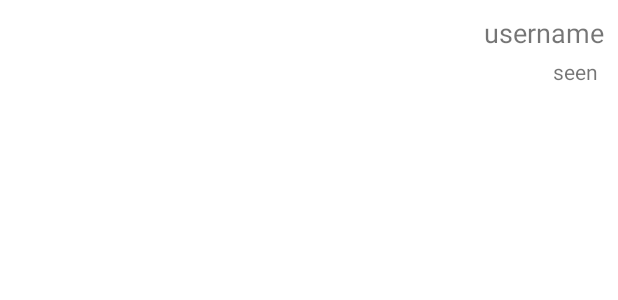
After one commit to akshitverma4/MyArtisticRoom, an Android app: the layout message_item_right.xml on its own in the app's theme, with its tools: preview values and no code run, on a phone screen of 412 x 824 dp. The commit adds this screen. Shown: the top 300 px of the screen. Run offline under Robolectric (Android 15) with nearby library versions, the phone set to English and light mode, and no system bars.

Commit message:
receive message

```diff
--- a/app/build.gradle
+++ b/app/build.gradle
@@ -62,4 +62,6 @@ dependencies {
 
     implementation 'org.jetbrains.kotlinx:kotlinx-coroutines-play-services:1.1.1'
 
+    implementation 'com.squareup.picasso:picasso:2.71828'
+
 }
--- /dev/null
+++ b/app/src/main/res/layout/message_item_right.xml
@@ -0,0 +1,47 @@
+<?xml version="1.0" encoding="utf-8"?>
+<RelativeLayout
+    xmlns:android="http://schemas.android.com/apk/res/android"
+    android:layout_width="match_parent"
+    android:layout_height="wrap_content"
+    android:padding="9dp">
+
+   <RelativeLayout
+       android:layout_width="300dp"
+       android:layout_height="wrap_content"
+       android:layout_alignParentEnd="true"
+       android:layout_alignParentLeft="true">
+
+
+       <TextView
+           android:id="@+id/show_text_message"
+           android:layout_width="wrap_content"
+           android:layout_height="wrap_content"
+       android:layout_alignParentEnd="true"
+           android:layout_alignParentRight="true"
+           android:layout_marginLeft="3dp"
+           android:text="username"
+           android:textSize="18sp"/>
+
+       <ImageView
+           android:id="@+id/right_image_view"
+           android:layout_width="100dp"
+           android:layout_height="100dp"
+           android:layout_toRightOf="@+id/profile"
+           android:layout_marginLeft="4dp"
+           android:layout_alignParentEnd="true"
+           android:layout_alignParentRight="true"
+           android:visibility="gone"/>
+
+       <TextView
+           android:id="@+id/text_seen"
+           android:layout_width="wrap_content"
+           android:layout_height="wrap_content"
+           android:text="seen"
+           android:padding="4dp"
+           android:layout_alignParentEnd="true"
+           android:layout_alignParentRight="true"
+           android:layout_below="@id/show_text_message"/>
+
+   </RelativeLayout>
+
+</RelativeLayout>
```
Also changed, not shown: app/src/main/java/com/example/myartisticroom/activities/MessageChatActivity.kt (+46 -2 lines), app/src/main/java/com/example/myartisticroom/adapter/ChatsAdapter.kt (added, +112 -0 lines), app/src/main/java/com/example/myartisticroom/model/Chat.kt (added, +63 -0 lines), app/src/main/java/com/example/myartisticroom/model/Chatlist.kt (added, +15 -0 lines), app/src/main/res/layout/message_item_left.xml (added, +41 -0 lines).
